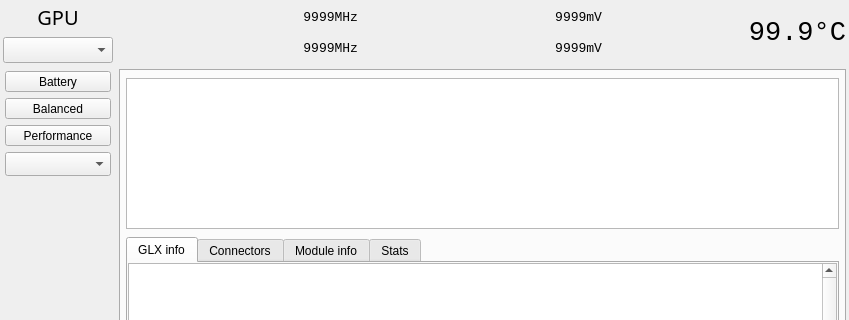
Above: radeon-profile/radeon_profile.ui from marazmista/radeon-profile before the change; both pictures show x 0 to 849 and y 0 to 320 of the 849 by 493 pixel window. Below: the same form after it.
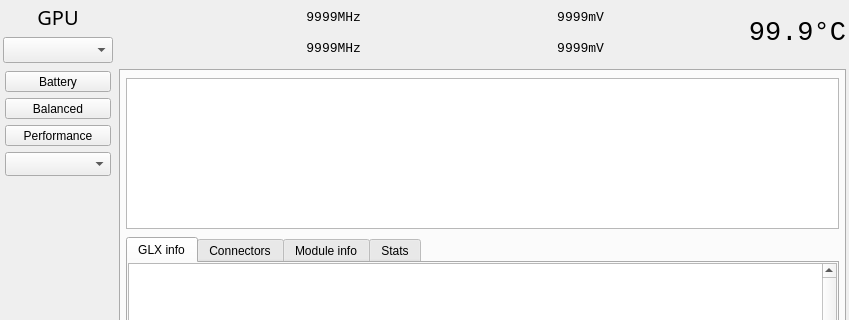
That is the form after the change. Icons and pictures are not drawn.

What changed in the file:
```diff
--- a/radeon-profile/radeon_profile.ui
+++ b/radeon-profile/radeon_profile.ui
@@ -362,7 +362,7 @@
           <number>5</number>
          </property>
          <property name="horizontalSpacing">
-          <number>10</number>
+          <number>5</number>
          </property>
          <property name="verticalSpacing">
           <number>2</number>
```
Left out of the diff: 6 changed lines with no effect on the pictures.
